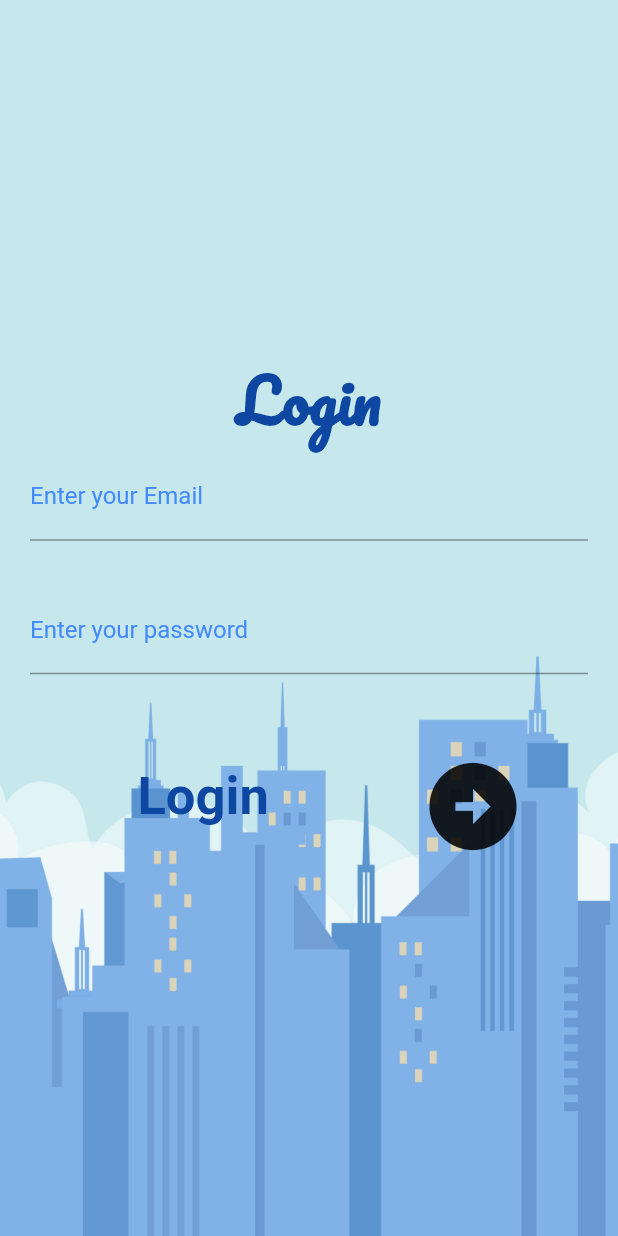
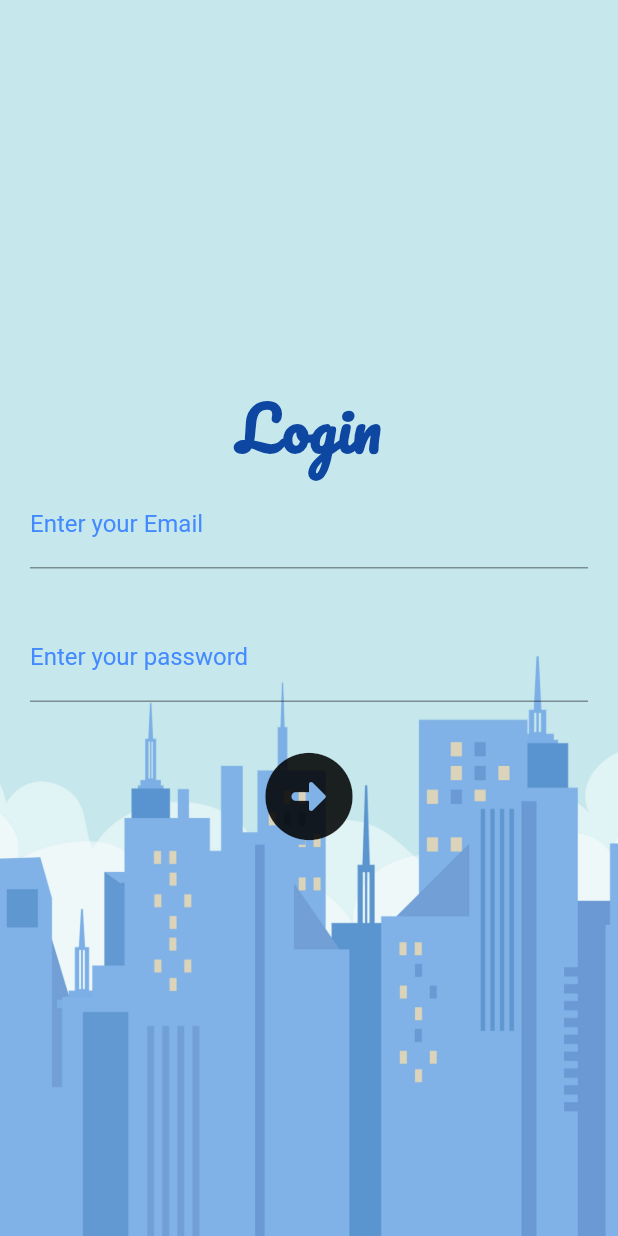
Before and after one commit to harshcodes17/Team-Triggers, a Flutter app: the screen it shows after launch, after a tap on "Log in", on a phone screen of 412 x 824 dp. Run offline on Flutter 3.47's test engine with Material 2 defaults, Android fonts, the phone set to English and light mode, and no system bars.

Commit message:
linked home page new

```diff
--- a/lib/screens/login.dart
+++ b/lib/screens/login.dart
@@ -66,34 +66,13 @@ class _MyLoginState extends State<MyLogin> {
                   SizedBox(
                     height: 20,
                   ),
-                  Padding(
-                    padding: const EdgeInsets.all(25.0),
-                    child: Row(
-                      mainAxisAlignment: MainAxisAlignment.spaceAround,
-                      children: [
-                        Text(
-                          'Login',
-                          style: TextStyle(
-                            color: Colors.blue.shade900,
-                            fontSize: 35.0,
-                            fontWeight: FontWeight.bold,
-                          ),
-                        ),
-                        Padding(
-                          padding: const EdgeInsets.only(bottom: 25),
-                          child: IconButton(
-                            onPressed: () {
-                              Navigator.pushNamed(context, 'home');
-                            },
-                            icon: Icon(
-                              Icons.arrow_circle_right,
-                              size: 70,
-                            ),
-                          ),
-                        ),
-                      ],
-                    ),
-                  ),
+                  IconButton(
+                    onPressed: () {
+                      Navigator.pushNamed(context, 'home');
+                    },
+                    icon: Icon(Icons.arrow_circle_right_rounded),
+                    iconSize: 70,
+                  )
                 ],
               ),
             ),
```
